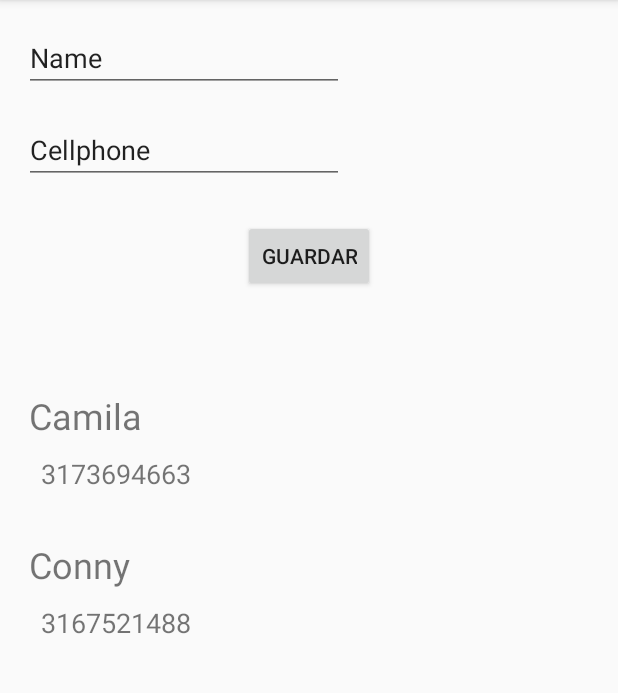
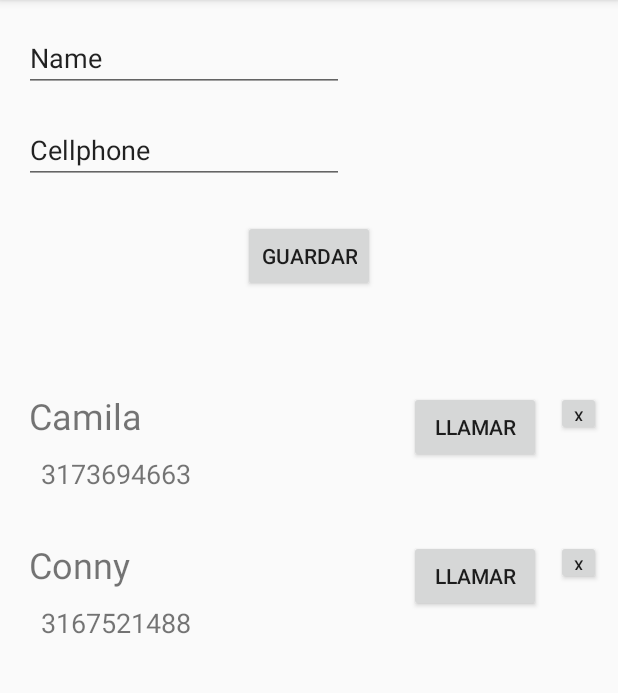
Before and after one commit to camilaleniss/apps-moviles, an Android app: the screen it shows after launch (MainActivity), on a phone screen of 412 x 824 dp, the part 84-777 px from its top. Run offline under Robolectric (Android 15) with nearby library versions, the phone set to English and light mode, and no system bars; 2 statements that could not run were skipped.

Commit message:
Add observer pattern to delete an item of list

```diff
--- a/LibretaTelefonica/app/src/main/java/com/example/libretatelefonica/ContactView.java
+++ b/LibretaTelefonica/app/src/main/java/com/example/libretatelefonica/ContactView.java
@@ -1,16 +1,26 @@
 package com.example.libretatelefonica;
 
 import android.view.View;
+import android.widget.Button;
 import android.widget.TextView;
+import android.widget.Toast;
 
 import androidx.constraintlayout.widget.ConstraintLayout;
 import androidx.recyclerview.widget.RecyclerView;
 
-public class ContactView extends RecyclerView.ViewHolder {
+//View Model -> Model of the view to represent a item
+public class ContactView extends RecyclerView.ViewHolder implements View.OnClickListener {
 
     private ConstraintLayout root;
     private TextView txtNombre;
     private TextView txtTelefono;
+
+    private Button btnDelete;
+    private Button btnCall;
+
+    private Contact contact;
+
+    private OnContactItemAction listener;
 
     public ContactView(ConstraintLayout root){
         super(root);
@@ -19,6 +29,12 @@ public class ContactView extends RecyclerView.ViewHolder {
 
         txtNombre = root.findViewById(R.id.txtName);
         txtTelefono = root.findViewById(R.id.txtCellphone);
+
+        btnDelete = root.findViewById(R.id.btnDelete);
+        btnCall = root.findViewById(R.id.btnCall);
+
+        btnDelete.setOnClickListener(this);
+        btnCall.setOnClickListener(this);
     }
 
     public ConstraintLayout getRoot() {
@@ -44,4 +60,29 @@ public class ContactView extends RecyclerView.ViewHolder {
     public void setTxtTelefono(TextView txtTelefono) {
         this.txtTelefono = txtTelefono;
     }
+
+    @Override
+    public void onClick(View view) {
+        switch(view.getId()){
+            case R.id.btnDelete:
+                if (listener != null) listener.onDeleteContact(this.contact);
+                break;
+            case R.id.btnCall:
+                Toast.makeText(root.getContext(), contact.getTelefono(), Toast.LENGTH_SHORT).show();
+                //To call you need an intent
+                break;
+        }
+    }
+
+    public void setListener(OnContactItemAction listener){
+        this.listener = listener;
+    }
+
+    public void setContact(Contact contact){
+        this.contact = contact;
+    }
+
+    public interface OnContactItemAction{
+        void onDeleteContact(Contact contact);
+    }
 }
--- a/LibretaTelefonica/app/src/main/java/com/example/libretatelefonica/ContactsAdapter.java
+++ b/LibretaTelefonica/app/src/main/java/com/example/libretatelefonica/ContactsAdapter.java
@@ -11,7 +11,7 @@ import androidx.recyclerview.widget.RecyclerView;
 import java.util.ArrayList;
 import java.util.UUID;
 
-public class ContactsAdapter extends RecyclerView.Adapter<ContactView> {
+public class ContactsAdapter extends RecyclerView.Adapter<ContactView> implements ContactView.OnContactItemAction {
 
     private ArrayList<Contact> contacts;
 
@@ -33,15 +33,17 @@ public class ContactsAdapter extends RecyclerView.Adapter<ContactView> {
         // Here it generates de view of a item of the list view
         //XML -> View
         LayoutInflater inflater = LayoutInflater.from(parent.getContext());
-        View row = inflater.inflate(R.layout.contactrow, null);
+        View row = inflater.inflate(R.layout.contactrow, parent, false);
         ConstraintLayout rowroot = (ConstraintLayout) row;
         ContactView contactView = new ContactView(rowroot);
+        contactView.setListener(this);
 
         return contactView;
     }
 
     @Override
     public void onBindViewHolder(@NonNull ContactView holder, int position) {
+        holder.setContact(contacts.get(position));
         holder.getTxtNombre().setText(contacts.get(position).getNombre());
         holder.getTxtTelefono().setText(contacts.get(position).getTelefono());
     }
@@ -50,4 +52,10 @@ public class ContactsAdapter extends RecyclerView.Adapter<ContactView> {
     public int getItemCount() {
         return contacts.size();
     }
+
+    @Override
+    public void onDeleteContact(Contact contact) {
+        contacts.remove(contact);
+        notifyDataSetChanged();
+    }
 }
--- a/LibretaTelefonica/app/src/main/res/layout/contactrow.xml
+++ b/LibretaTelefonica/app/src/main/res/layout/contactrow.xml
@@ -2,6 +2,7 @@
 <androidx.constraintlayout.widget.ConstraintLayout xmlns:android="http://schemas.android.com/apk/res/android"
     xmlns:app="http://schemas.android.com/apk/res-auto"
     xmlns:tools="http://schemas.android.com/tools"
+    android:id="@+id/btnCall"
     android:layout_width="match_parent"
     android:layout_height="wrap_content">
 
@@ -28,4 +29,25 @@
         app:layout_constraintBottom_toBottomOf="parent"
         app:layout_constraintStart_toStartOf="parent"
         app:layout_constraintTop_toBottomOf="@+id/txtName" />
+
+    <Button
+        android:id="@+id/btnDelete"
+        android:layout_width="30dp"
+        android:layout_height="30dp"
+        android:layout_marginTop="16dp"
+        android:layout_marginEnd="8dp"
+        android:text="x"
+        android:textSize="10sp"
+        app:layout_constraintEnd_toEndOf="parent"
+        app:layout_constraintTop_toTopOf="parent" />
+
+    <Button
+        android:id="@+id/button2"
+        android:layout_width="wrap_content"
+        android:layout_height="wrap_content"
+        android:layout_marginTop="16dp"
+        android:layout_marginEnd="10dp"
+        android:text="Llamar"
+        app:layout_constraintEnd_toStartOf="@+id/btnDelete"
+        app:layout_constraintTop_toTopOf="parent" />
 </androidx.constraintlayout.widget.ConstraintLayout>
```
